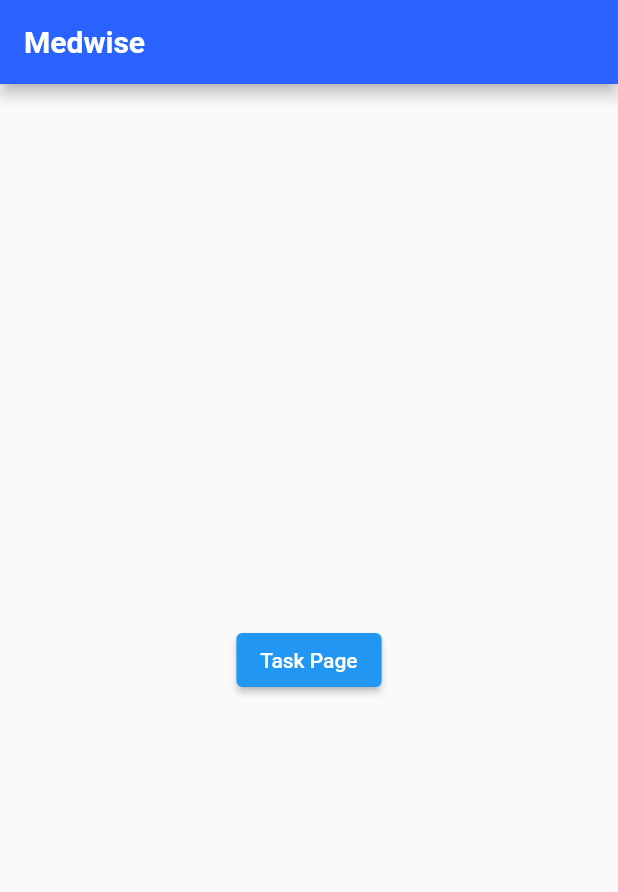
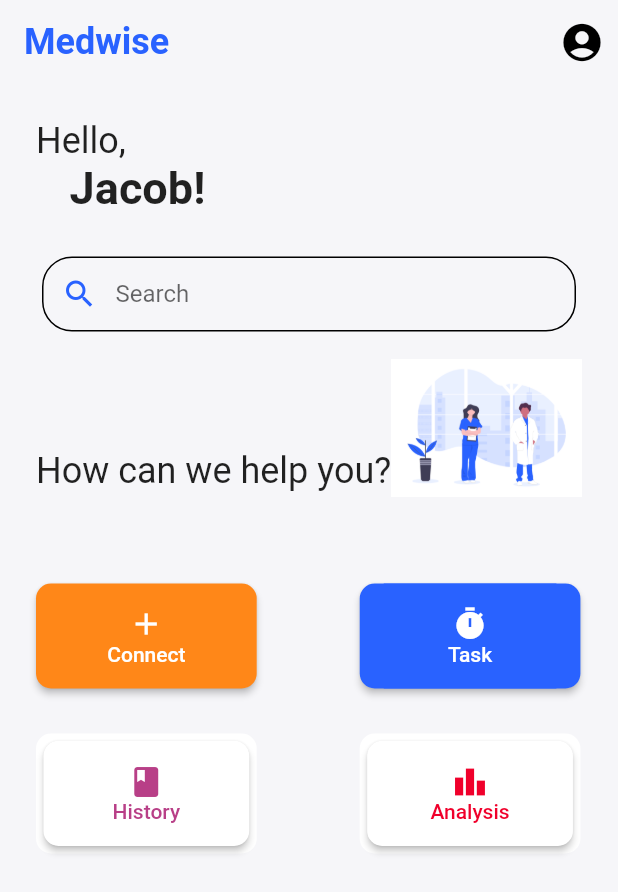
Before and after one commit to NavaneethRenjith/Medwise, a Flutter app: the screen it shows after launch, on a phone screen of 412 x 824 dp. Shown: the top 892 px of the screen. Run offline on Flutter 3.47's test engine with Material 2 defaults, Android fonts, the phone set to English and light mode, and no system bars.

Commit message:
Add HomePage

```diff
--- a/Medwise/lib/main.dart
+++ b/Medwise/lib/main.dart
@@ -1,3 +1,5 @@
+import 'package:Medwise/widgets/home_page.dart';
+
 import 'package:flutter/material.dart';
 
 import './widgets/task_page.dart';
@@ -48,21 +50,6 @@ class MyApp extends StatelessWidget {
 class MyHomePage extends StatelessWidget {
   @override
   Widget build(BuildContext context) {
-    return Scaffold(
-      appBar: AppBar(
-        title: Text('Medwise'),
-      ),
-      body: Center(
-        child: ElevatedButton(
-          child: Text('Task Page'),
-          onPressed: () {
-            Navigator.push(
-              context,
-              MaterialPageRoute(builder: (context) => TaskPage()),
-            );
-          },
-        ),
-      ),
-    );
+    return HomePage();
   }
 }
--- /dev/null
+++ b/Medwise/lib/widgets/home_page.dart
@@ -0,0 +1,270 @@
+import 'package:Medwise/widgets/task_page.dart';
+import 'package:flutter/material.dart';
+import 'package:flutter/rendering.dart';
+
+class HomePage extends StatelessWidget {
+  @override
+  Widget build(BuildContext context) {
+    return MaterialApp(
+      home: Scaffold(
+        appBar: AppBar(
+          backgroundColor: Colors.transparent,
+          title: Text(
+            "Medwise",
+            style: TextStyle(
+                fontSize: 24,
+                fontWeight: FontWeight.bold,
+                color: Theme.of(context).primaryColor),
+          ),
+          elevation: 0,
+          actions: [
+            IconButton(
+                icon: Icon(
+                  Icons.account_circle_sharp,
+                  color: Colors.black,
+                  size: 30,
+                ),
+                onPressed: () {}),
+          ],
+        ),
+        backgroundColor: Color(0xfff6f6f9),
+        body: SingleChildScrollView(
+          child: Container(
+            padding: EdgeInsets.all(24),
+            child: Column(
+              children: [
+                Container(
+                  alignment: Alignment.topLeft,
+                  child: Column(
+                    crossAxisAlignment: CrossAxisAlignment.start,
+                    children: [
+                      Container(
+                        child: Text(
+                          'Hello,',
+                          style: TextStyle(fontSize: 24),
+                        ),
+                      ),
+                      Container(
+                        child: Text(
+                          '   Jacob!',
+                          style: TextStyle(
+                              fontSize: 30, fontWeight: FontWeight.bold),
+                        ),
+                      ),
+                    ],
+                  ),
+                ),
+                SizedBox(
+                  height: 20,
+                ),
+                Container(
+                  child: Padding(
+                    padding:
+                        const EdgeInsets.symmetric(vertical: 8, horizontal: 4),
+                    child: Container(
+                      decoration: BoxDecoration(
+                          borderRadius: BorderRadius.circular(20),
+                          border: Border.all(color: Colors.black)),
+                      child: TextField(
+                        style: TextStyle(fontSize: 16, color: Colors.grey[600]),
+                        decoration: InputDecoration(
+                          prefixIcon: Icon(
+                            Icons.search,
+                            color: Theme.of(context).primaryColor,
+                          ),
+                          border: InputBorder.none,
+                          hintText: "Search",
+                          contentPadding: const EdgeInsets.only(
+                            left: 16,
+                            right: 20,
+                            top: 14,
+                            bottom: 14,
+                          ),
+                        ),
+                      ),
+                    ),
+                  ),
+                ),
+                SizedBox(
+                  height: 10,
+                ),
+                Row(
+                  children: [
+                    Container(
+                        child: Text(
+                      "How can we help you?",
+                      textAlign: TextAlign.left,
+                      style:
+                          TextStyle(fontSize: 24, fontWeight: FontWeight.w400),
+                    )),
+                    Expanded(
+                      flex: 4,
+                      child: Container(
+                          alignment: Alignment.topRight,
+                          height: 150,
+                          child: Image.asset('assets/images/doctor_image.png')),
+                    )
+                  ],
+                ),
+                Container(
+                  child: Row(
+                    children: [
+                      Container(
+                        width: MediaQuery.of(context).size.width / 2.8,
+                        child: RaisedButton(
+                          shape: RoundedRectangleBorder(
+                            borderRadius: BorderRadius.circular(10.0),
+                          ),
+                          color: Color(0xffff8718),
+                          onPressed: () {},
+                          child: Container(
+                            width: 140,
+                            height: 70,
+                            child: Column(
+                              crossAxisAlignment: CrossAxisAlignment.center,
+                              mainAxisAlignment: MainAxisAlignment.center,
+                              children: [
+                                Icon(
+                                  Icons.add,
+                                  color: Colors.white,
+                                ),
+                                Text(
+                                  "Connect",
+                                  style: TextStyle(color: Colors.white),
+                                )
+                              ],
+                            ),
+                          ),
+                        ),
+                      ),
+                      SizedBox(
+                        width: MediaQuery.of(context).size.width / 6,
+                      ),
+                      Container(
+                        decoration: BoxDecoration(
+                          color: Colors.white,
+                          borderRadius: BorderRadius.circular(10),
+                        ),
+                        width: MediaQuery.of(context).size.width / 2.8,
+                        child: RaisedButton(
+                          onPressed: () {
+                            Navigator.push(
+                              context,
+                              MaterialPageRoute(
+                                  builder: (context) => TaskPage()),
+                            );
+                          },
+                          shape: RoundedRectangleBorder(
+                            borderRadius: BorderRadius.circular(10.0),
+                          ),
+                          color: Theme.of(context).primaryColor,
+                          child: Container(
+                            width: 140,
+                            height: 70,
+                            color: Theme.of(context).primaryColor,
+                            child: Column(
+                              crossAxisAlignment: CrossAxisAlignment.center,
+                              mainAxisAlignment: MainAxisAlignment.center,
+                              children: [
+                                Icon(
+                                  Icons.timer,
+                                  color: Colors.white,
+                                ),
+                                Text(
+                                  "Task",
+                                  style: TextStyle(color: Colors.white),
+                                )
+                              ],
+                            ),
+                          ),
+                        ),
+                      ),
+                    ],
+                  ),
+                ),
+                SizedBox(
+                  height: 30,
+                ),
+                Container(
+                  child: Row(
+                    children: [
+                      Container(
+                        width: MediaQuery.of(context).size.width / 2.8,
+                        padding: EdgeInsets.all(5),
+                        decoration: BoxDecoration(
+                          color: Colors.white,
+                          borderRadius: BorderRadius.circular(10),
+                        ),
+                        child: RaisedButton(
+                          shape: RoundedRectangleBorder(
+                            borderRadius: BorderRadius.circular(10.0),
+                          ),
+                          color: Colors.white,
+                          onPressed: () {},
+                          child: Container(
+                            width: 140,
+                            height: 70,
+                            child: Column(
+                              crossAxisAlignment: CrossAxisAlignment.center,
+                              mainAxisAlignment: MainAxisAlignment.center,
+                              children: [
+                                Icon(
+                                  Icons.book,
+                                  color: Color(0xffb83f87),
+                                ),
+                                Text(
+                                  "History",
+                                  style: TextStyle(color: Color(0xffb83f87)),
+                                )
+                              ],
+                            ),
+                          ),
+                        ),
+                      ),
+                      SizedBox(
+                        width: MediaQuery.of(context).size.width / 6,
+                      ),
+                      Container(
+                        width: MediaQuery.of(context).size.width / 2.8,
+                        padding: EdgeInsets.all(5),
+                        decoration: BoxDecoration(
+                          color: Colors.white,
+                          borderRadius: BorderRadius.circular(10),
+                        ),
+                        child: RaisedButton(
+                          onPressed: () {},
+                          color: Colors.white,
+                          shape: RoundedRectangleBorder(
+                            borderRadius: BorderRadius.circular(10.0),
+                          ),
+                          child: Container(
+                            width: 140,
+                            height: 70,
+                            child: Column(
+                              crossAxisAlignment: CrossAxisAlignment.center,
+                              mainAxisAlignment: MainAxisAlignment.center,
+                              children: [
+                                Icon(
+                                  Icons.leaderboard,
+                                  color: Color(0xfff0002b),
+                                ),
+                                Text(
+                                  "Analysis",
+                                  style: TextStyle(color: Color(0xfff0002b)),
+                                )
+                              ],
+                            ),
+                          ),
+                        ),
+                      ),
+                    ],
+                  ),
+                ),
+              ],
+            ),
+          ),
+        ),
+      ),
+    );
+  }
+}
--- a/Medwise/lib/widgets/task_list.dart
+++ b/Medwise/lib/widgets/task_list.dart
@@ -15,7 +15,8 @@ class _TaskListState extends State<TaskList> {
   var done = false;
   @override
   Widget build(BuildContext context) {
-    return Container(
+    return SingleChildScrollView(
+      child: Container(
         height: 500,
         child: ListView.builder(
           physics: BouncingScrollPhysics(),
@@ -66,6 +67,7 @@ class _TaskListState extends State<TaskList> {
           },
           itemCount: widget.displayedTasks.length,
         ),
+      ),
     );
   }
 
--- a/Medwise/lib/widgets/task_page.dart
+++ b/Medwise/lib/widgets/task_page.dart
@@ -79,7 +79,7 @@ class _TaskPageState extends State<TaskPage> {
         child: Column(
           children: [
             Date(),
-            TaskList(_userTasks),
+            Expanded(child: TaskList(_userTasks)),
           ],
         ),
       ),
--- a/Medwise/pubspec.yaml
+++ b/Medwise/pubspec.yaml
@@ -26,6 +26,8 @@ dependencies:
   intl: ^0.16.1
 
 
+
+
   # The following adds the Cupertino Icons font to your application.
   # Use with the CupertinoIcons class for iOS style icons.
   cupertino_icons: ^0.1.3
@@ -48,7 +50,7 @@ flutter:
   # To add assets to your application, add an assets section, like this:
   assets:
     - assets/images/tick.png
-  #   - images/a_dot_ham.jpeg
+    - assets/images/doctor_image.png
 
   # An image asset can refer to one or more resolution-specific "variants", see
   # https://flutter.dev/assets-and-images/#resolution-aware.
```
Also changed, not shown: Medwise/assets/images/doctor_image.png (added), Medwise/pubspec.lock. Lines whose indentation alone changed are shown as unchanged.
